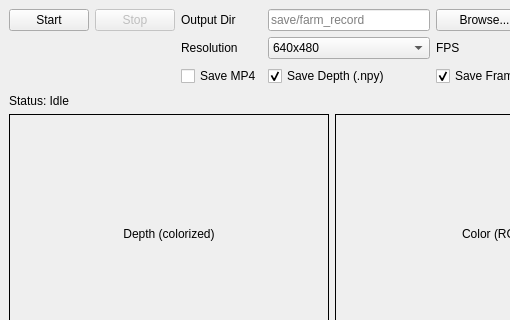
First picture: the form in ui/main_window.ui, repository Huni0128/record_video, before the edit; both pictures show x 0 to 510 and y 0 to 320 of the 664 by 632 pixel window.
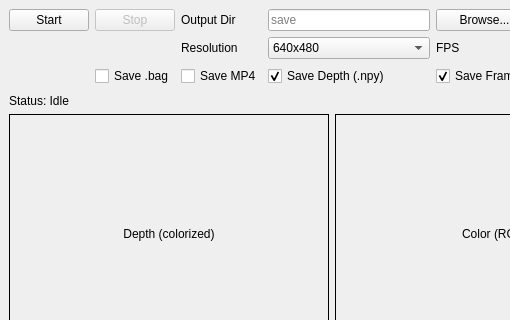
Second picture: the form after the edit.

The edit to the form file:
```diff
--- a/ui/main_window.ui
+++ b/ui/main_window.ui
@@ -29,7 +29,7 @@
       </item>
       <item row="0" column="3">
        <widget class="QLineEdit" name="editOutDir">
-        <property name="placeholderText"><string>save/farm_record</string></property>
+        <property name="placeholderText"><string>save</string></property>
        </widget>
       </item>
       <item row="0" column="4">
@@ -69,6 +69,12 @@
         <property name="checked"><bool>false</bool></property>
        </widget>
       </item>
+      <item row="2" column="1">
+       <widget class="QCheckBox" name="chkSaveBag">
+        <property name="text"><string>Save .bag</string></property>
+        <property name="checked"><bool>false</bool></property>
+       </widget>
+      </item>
       <item row="2" column="3">
        <widget class="QCheckBox" name="chkSaveDepthRaw">
         <property name="text"><string>Save Depth (.npy)</string></property>
```
